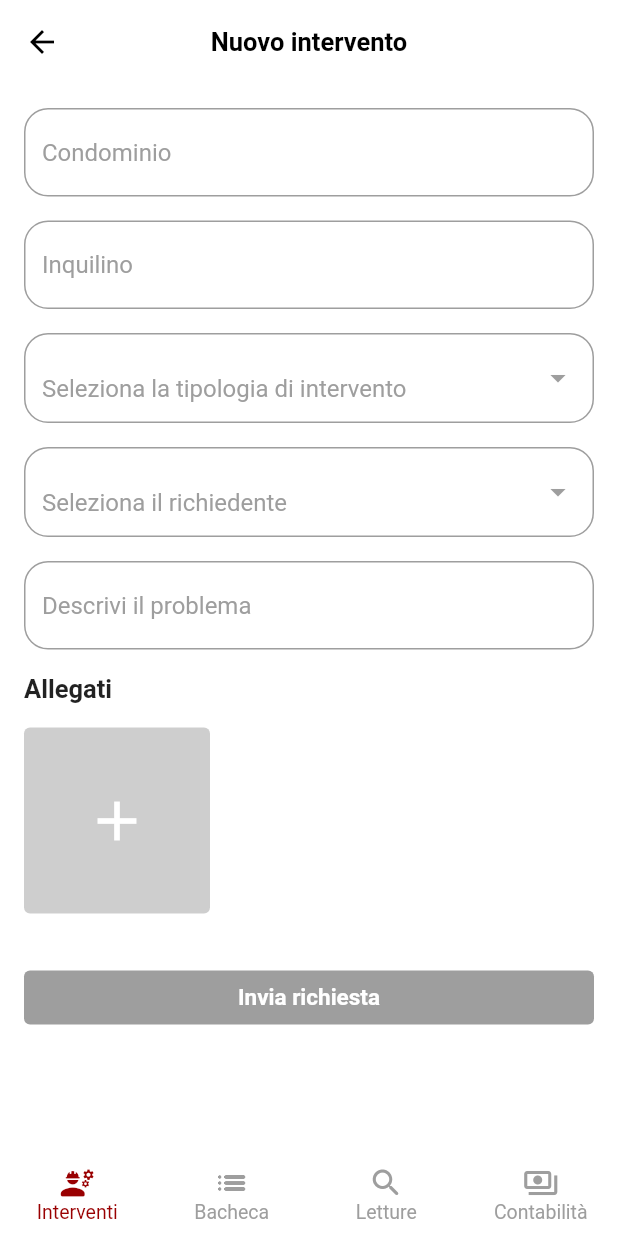
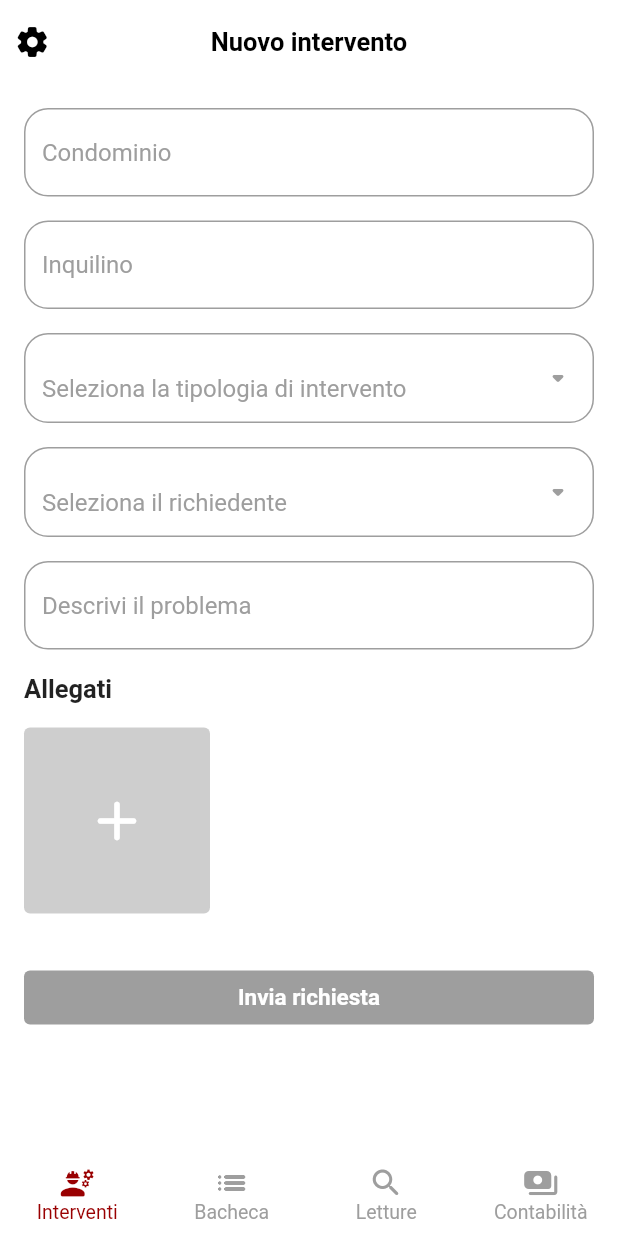
Before and after one commit to federico2390/assistiamotesupplier, a Flutter app: the Central screen opened directly, on a phone screen of 412 x 824 dp. Run offline on Flutter 3.47's test engine with Material 2 defaults, Android fonts, the phone set to English and light mode, and no system bars; our stand-ins replace hive, hive_flutter, modal_bottom_sheet, photo_view, shared_preferences, smooth_page_indicator; missing offline and left inert: flutter_inappwebview, images_picker, status_alert; accounts and stored records are empty.

Commit message:
fixes icons

```diff
--- a/lib/globals/app_bar.dart
+++ b/lib/globals/app_bar.dart
@@ -9,6 +9,15 @@ AppBar appBar(BuildContext context) {
   return AppBar(
     centerTitle: true,
     elevation: 0,
+    leading: Ink(
+      padding: const EdgeInsets.only(right: AppConst.padding - 3),
+      child: InkWell(
+        child: const Icon(Icons.settings_rounded),
+        onTap: () {
+          buildLogoutActionSheet(context);
+        },
+      ),
+    ),
     title: Consumer<BottomBarProvider>(
       builder: (context, bottomBar, child) {
         return bottomBar.currentPageIndex == 0
@@ -23,7 +32,7 @@ AppBar appBar(BuildContext context) {
             Ink(
               padding: const EdgeInsets.only(right: AppConst.padding - 3),
               child: InkWell(
-                child: const Icon(Icons.logout),
+                child: const Icon(Icons.logout_rounded),
                 onTap: () {
                   buildLogoutActionSheet(context);
                 },
--- a/lib/globals/bottom_bar.dart
+++ b/lib/globals/bottom_bar.dart
@@ -28,7 +28,7 @@ BottomNavigationBar bottomBar(BuildContext context) {
       ),
       BottomNavigationBarItem(
         label: 'Contabilità',
-        icon: Icon(Icons.payments_outlined),
+        icon: Icon(Icons.payments_rounded),
         tooltip: '',
       ),
     ],
--- a/lib/screens/gallery/widgets/app_bar.dart
+++ b/lib/screens/gallery/widgets/app_bar.dart
@@ -9,7 +9,7 @@ AppBar appBar(BuildContext context) {
     elevation: 0,
     leading: GestureDetector(
       child: Icon(
-        Icons.close,
+        Icons.close_rounded,
         color: AppColors.backgroundColor,
       ),
       onTap: () => Navigator.of(context).pop(),
--- a/lib/screens/operation/widgets/operation_fields.dart
+++ b/lib/screens/operation/widgets/operation_fields.dart
@@ -165,7 +165,7 @@ class OperationFieldsState extends State<OperationFields> {
       focusColor: AppColors.tertiaryColor,
       selectedItemHighlightColor: AppColors.tertiaryColor,
       icon: Icon(
-        Icons.arrow_drop_down_outlined,
+        Icons.arrow_drop_down_rounded,
         color: AppColors.secondaryColor,
       ),
       dropdownDecoration: BoxDecoration(
@@ -228,7 +228,7 @@ class OperationFieldsState extends State<OperationFields> {
       focusColor: AppColors.tertiaryColor,
       selectedItemHighlightColor: AppColors.tertiaryColor,
       icon: Icon(
-        Icons.arrow_drop_down_outlined,
+        Icons.arrow_drop_down_rounded,
         color: AppColors.secondaryColor,
       ),
       dropdownDecoration: BoxDecoration(
@@ -318,7 +318,7 @@ class OperationFieldsState extends State<OperationFields> {
                   });
                 },
                 child: Icon(
-                  Icons.cancel,
+                  Icons.cancel_rounded,
                   color: AppColors.secondaryColor,
                 ),
               )
--- a/lib/screens/operation/widgets/operation_form.dart
+++ b/lib/screens/operation/widgets/operation_form.dart
@@ -62,7 +62,7 @@ class OperationFormState extends State<OperationForm> {
                       return Button(
                         color: AppColors.secondaryColor.withOpacity(.5),
                         icon: const Icon(
-                          Icons.add,
+                          Icons.add_rounded,
                           size: 44,
                           color: Colors.white,
                         ),
@@ -104,7 +104,7 @@ class OperationFormState extends State<OperationForm> {
                             child: Button(
                                 color: AppColors.errorColor,
                                 icon: const Icon(
-                                  Icons.close,
+                                  Icons.close_rounded,
                                   color: Colors.white,
                                   size: 20,
                                 ),
--- a/lib/screens/reading/widgets/reading_fields.dart
+++ b/lib/screens/reading/widgets/reading_fields.dart
@@ -61,7 +61,7 @@ class ReadingFieldsState extends State<ReadingFields> {
                   });
                 },
                 child: Icon(
-                  Icons.cancel,
+                  Icons.cancel_rounded,
                   color: AppColors.secondaryColor,
                 ),
               )
--- a/lib/screens/reading/widgets/reading_form.dart
+++ b/lib/screens/reading/widgets/reading_form.dart
@@ -60,7 +60,7 @@ class _ReadingFormState extends State<ReadingForm> {
                       return Button(
                         color: AppColors.secondaryColor.withOpacity(.5),
                         icon: const Icon(
-                          Icons.add,
+                          Icons.add_rounded,
                           size: 44,
                           color: Colors.white,
                         ),
@@ -102,7 +102,7 @@ class _ReadingFormState extends State<ReadingForm> {
                             child: Button(
                                 color: AppColors.errorColor,
                                 icon: const Icon(
-                                  Icons.close,
+                                  Icons.close_rounded,
                                   color: Colors.white,
                                   size: 20,
                                 ),
```
Also changed, not shown: lib/screens/login/widgets/login_form.dart (+4 -4 lines).
